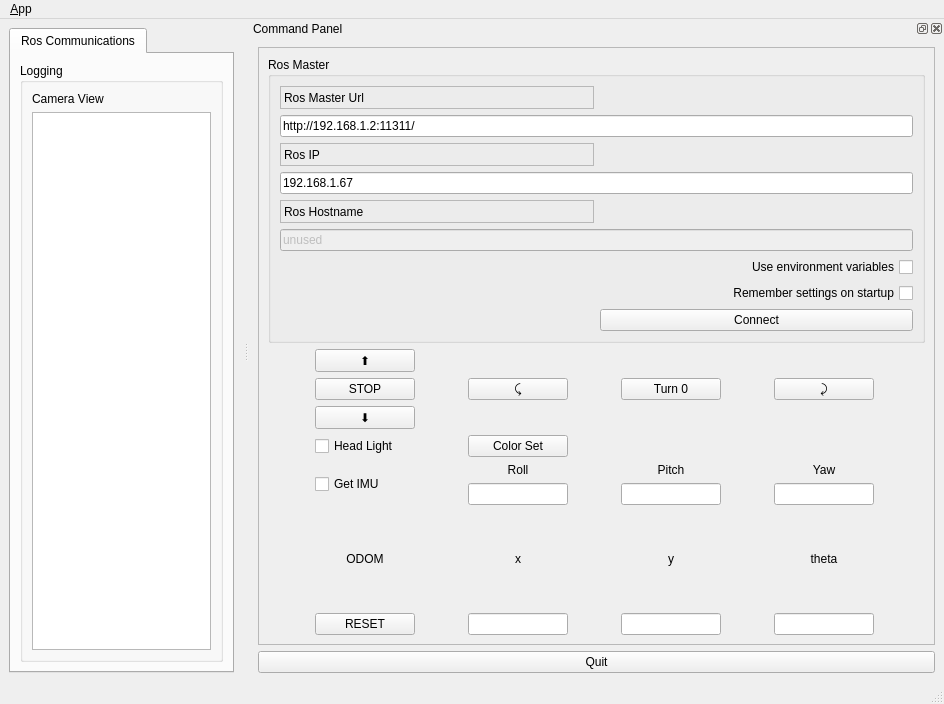
Above: ui/main_window.ui from kyuhyong/r1mini_gui_teleop before the change. Below: the same form after it.
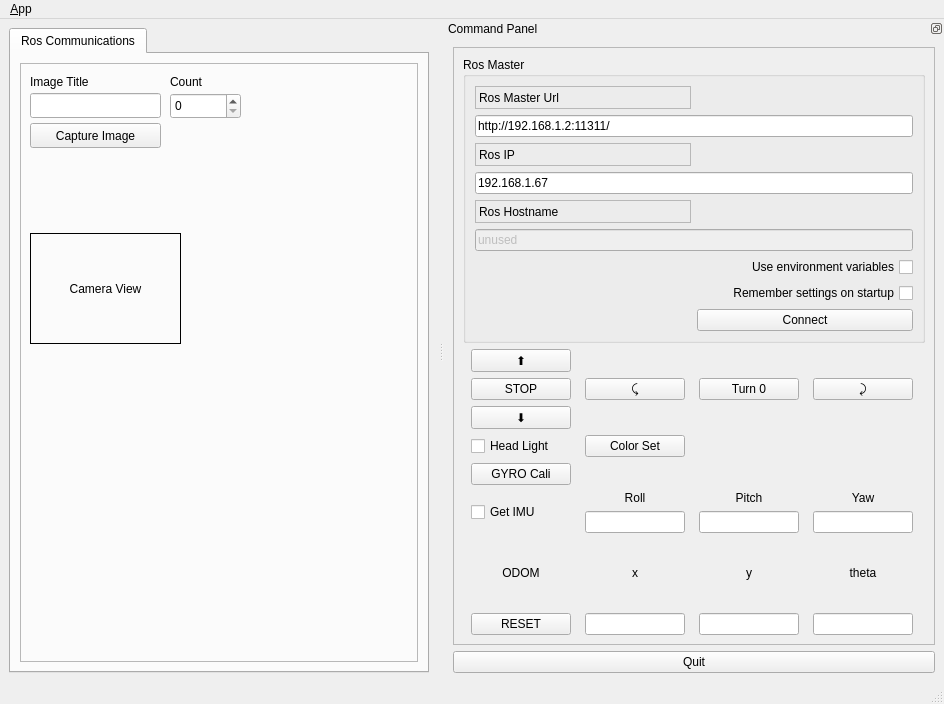
That is the form after the change. Icons and pictures are not drawn.

Commit message: Added save image and other services

Diff of the .ui file:
```diff
--- a/ui/main_window.ui
+++ b/ui/main_window.ui
@@ -42,28 +42,94 @@
        </attribute>
        <layout class="QVBoxLayout" name="verticalLayout_2">
         <item>
-         <widget class="QGroupBox" name="groupBox_12">
-          <property name="sizePolicy">
-           <sizepolicy hsizetype="MinimumExpanding" vsizetype="Preferred">
-            <horstretch>0</horstretch>
-            <verstretch>0</verstretch>
-           </sizepolicy>
+         <widget class="QFrame" name="frame_2">
+          <property name="frameShape">
+           <enum>QFrame::StyledPanel</enum>
           </property>
-          <property name="title">
-           <string>Logging</string>
+          <property name="frameShadow">
+           <enum>QFrame::Raised</enum>
           </property>
-          <layout class="QGridLayout" name="gridLayout_3">
-           <item row="1" column="0">
-            <widget class="QListView" name="view_logging"/>
-           </item>
-           <item row="0" column="0">
-            <widget class="QLabel" name="label_camera">
-             <property name="text">
-              <string>Camera View</string>
-             </property>
-            </widget>
-           </item>
-          </layout>
+          <widget class="QPushButton" name="buttonCaptureImage">
+           <property name="geometry">
+            <rect>
+             <x>10</x>
+             <y>60</y>
+             <width>131</width>
+             <height>25</height>
+            </rect>
+           </property>
+           <property name="text">
+            <string>Capture Image</string>
+           </property>
+          </widget>
+          <widget class="QLabel" name="logging_cam">
+           <property name="geometry">
+            <rect>
+             <x>10</x>
+             <y>170</y>
+             <width>151</width>
+             <height>111</height>
+            </rect>
+           </property>
+           <property name="frameShape">
+            <enum>QFrame::Box</enum>
+           </property>
+           <property name="text">
+            <string>Camera View</string>
+           </property>
+           <property name="alignment">
+            <set>Qt::AlignCenter</set>
+           </property>
+          </widget>
+          <widget class="QLineEdit" name="textboxCaptureTitle">
+           <property name="geometry">
+            <rect>
+             <x>10</x>
+             <y>30</y>
+             <width>131</width>
+             <height>25</height>
+            </rect>
+           </property>
+          </widget>
+          <widget class="QLabel" name="label_11">
+           <property name="geometry">
+            <rect>
+             <x>10</x>
+             <y>10</y>
+             <width>91</width>
+             <height>17</height>
+            </rect>
+           </property>
+           <property name="text">
+            <string>Image Title</string>
+           </property>
+          </widget>
+          <widget class="QSpinBox" name="spinBoxImageCountNum">
+           <property name="geometry">
+            <rect>
+             <x>150</x>
+             <y>30</y>
+             <width>71</width>
+             <height>26</height>
+            </rect>
+           </property>
+           <property name="maximum">
+            <number>9999</number>
+           </property>
+          </widget>
+          <widget class="QLabel" name="label_12">
+           <property name="geometry">
+            <rect>
+             <x>150</x>
+             <y>10</y>
+             <width>67</width>
+             <height>17</height>
+            </rect>
+           </property>
+           <property name="text">
+            <string>Count</string>
+           </property>
+          </widget>
          </widget>
         </item>
        </layout>
@@ -104,10 +170,16 @@
    </property>
    <property name="minimumSize">
     <size>
-     <width>695</width>
-     <height>624</height>
+     <width>500</width>
+     <height>655</height>
     </size>
    </property>
+   <property name="floating">
+    <bool>false</bool>
+   </property>
+   <property name="features">
+    <set>QDockWidget::DockWidgetFloatable|QDockWidget::DockWidgetMovable</set>
+   </property>
    <property name="allowedAreas">
     <set>Qt::RightDockWidgetArea</set>
    </property>
@@ -276,13 +348,6 @@
             </property>
            </widget>
           </item>
-          <item row="2" column="0">
-           <widget class="QPushButton" name="button_move_rev">
-            <property name="text">
-             <string>⬇</string>
-            </property>
-           </widget>
-          </item>
           <item row="1" column="0">
            <widget class="QPushButton" name="button_move_stop">
             <property name="text">
@@ -290,20 +355,7 @@
             </property>
            </widget>
           </item>
-          <item row="1" column="4">
-           <widget class="QPushButton" name="button_move_right">
-            <property name="maximumSize">
-             <size>
-              <width>100</width>
-              <height>16777215</height>
-             </size>
-            </property>
-            <property name="text">
-             <string>⤸</string>
-            </property>
-           </widget>
-          </item>
-          <item row="5" column="2">
+          <item row="6" column="2">
            <layout class="QVBoxLayout" name="verticalLayout_4">
             <item>
              <widget class="QLabel" name="label_4">
@@ -336,40 +388,7 @@
             </item>
            </layout>
           </item>
-          <item row="5" column="3">
-           <layout class="QVBoxLayout" name="verticalLayout_5">
-            <item>
-             <widget class="QLabel" name="label_5">
-              <property name="maximumSize">
-               <size>
-                <width>100</width>
-                <height>16777215</height>
-               </size>
-              </property>
-              <property name="text">
-               <string>Pitch</string>
-              </property>
-              <property name="alignment">
-               <set>Qt::AlignCenter</set>
-              </property>
-             </widget>
-            </item>
-            <item>
-             <widget class="QLineEdit" name="textbox_pose_y">
-              <property name="enabled">
-               <bool>true</bool>
-              </property>
-              <property name="maximumSize">
-               <size>
-                <width>100</width>
-                <height>16777215</height>
-               </size>
-              </property>
-             </widget>
-            </item>
-           </layout>
-          </item>
-          <item row="5" column="4">
+          <item row="6" column="4">
            <layout class="QVBoxLayout" name="verticalLayout_7">
             <item>
              <widget class="QLabel" name="label_6">
@@ -402,10 +421,10 @@
             </item>
            </layout>
           </item>
-          <item row="6" column="3">
-           <layout class="QVBoxLayout" name="verticalLayout_9">
+          <item row="9" column="2">
+           <layout class="QVBoxLayout" name="verticalLayout_8">
             <item>
-             <widget class="QLabel" name="label_9">
+             <widget class="QLabel" name="label_8">
               <property name="maximumSize">
                <size>
                 <width>100</width>
@@ -413,7 +432,7 @@
                </size>
               </property>
               <property name="text">
-               <string>y</string>
+               <string>x</string>
               </property>
               <property name="alignment">
                <set>Qt::AlignCenter</set>
@@ -421,7 +440,7 @@
              </widget>
             </item>
             <item>
-             <widget class="QLineEdit" name="textbox_odo_y">
+             <widget class="QLineEdit" name="textbox_odo_x">
               <property name="maximumSize">
                <size>
                 <width>100</width>
@@ -432,26 +451,6 @@
             </item>
            </layout>
           </item>
-          <item row="5" column="0">
-           <widget class="QCheckBox" name="checkGetIMU">
-            <property name="text">
-             <string>Get IMU</string>
-            </property>
-           </widget>
-          </item>
-          <item row="0" column="0">
-           <widget class="QPushButton" name="button_move_fwd">
-            <property name="maximumSize">
-             <size>
-              <width>100</width>
-              <height>16777215</height>
-             </size>
-            </property>
-            <property name="text">
-             <string>⬆</string>
-            </property>
-           </widget>
-          </item>
           <item row="3" column="0">
            <widget class="QCheckBox" name="checkBoxHeadlightOnOff">
             <property name="text">
@@ -459,6 +458,50 @@
             </property>
            </widget>
           </item>
+          <item row="6" column="0">
+           <widget class="QCheckBox" name="checkGetIMU">
+            <property name="text">
+             <string>Get IMU</string>
+            </property>
+           </widget>
+          </item>
+          <item row="9" column="4">
+           <layout class="QVBoxLayout" name="verticalLayout_10">
+            <item>
+             <widget class="QLabel" name="label_10">
+              <property name="maximumSize">
+               <size>
+                <width>100</width>
+                <height>16777215</height>
+               </size>
+              </property>
+              <property name="text">
+               <string>theta</string>
+              </property>
+              <property name="alignment">
+               <set>Qt::AlignCenter</set>
+              </property>
+             </widget>
+            </item>
+            <item>
+             <widget class="QLineEdit" name="textbox_odo_theta">
+              <property name="maximumSize">
+               <size>
+                <width>100</width>
+                <height>16777215</height>
+               </size>
+              </property>
+             </widget>
+            </item>
+           </layout>
+          </item>
+          <item row="2" column="0">
+           <widget class="QPushButton" name="button_move_rev">
+            <property name="text">
+             <string>⬇</string>
+            </property>
+           </widget>
+          </item>
           <item row="1" column="2">
            <widget class="QPushButton" name="button_move_left">
             <property name="maximumSize">
@@ -472,6 +515,19 @@
             </property>
            </widget>
           </item>
+          <item row="1" column="4">
+           <widget class="QPushButton" name="button_move_right">
+            <property name="maximumSize">
+             <size>
+              <width>100</width>
+              <height>16777215</height>
+             </size>
+            </property>
+            <property name="text">
+             <string>⤸</string>
+            </property>
+           </widget>
+          </item>
           <item row="3" column="2">
            <widget class="QPushButton" name="buttonSetColor">
             <property name="maximumSize">
@@ -485,10 +541,10 @@
             </property>
            </widget>
           </item>
-          <item row="6" column="2">
-           <layout class="QVBoxLayout" name="verticalLayout_8">
+          <item row="6" column="3">
+           <layout class="QVBoxLayout" name="verticalLayout_5">
             <item>
-             <widget class="QLabel" name="label_8">
+             <widget class="QLabel" name="label_5">
               <property name="maximumSize">
                <size>
                 <width>100</width>
@@ -496,7 +552,7 @@
                </size>
               </property>
               <property name="text">
-               <string>x</string>
+               <string>Pitch</string>
               </property>
               <property name="alignment">
                <set>Qt::AlignCenter</set>
@@ -504,7 +560,10 @@
              </widget>
             </item>
             <item>
-             <widget class="QLineEdit" name="textbox_odo_x">
+             <widget class="QLineEdit" name="textbox_pose_y">
+              <property name="enabled">
+               <bool>true</bool>
+              </property>
               <property name="maximumSize">
                <size>
                 <width>100</width>
@@ -515,10 +574,10 @@
             </item>
            </layout>
           </item>
-          <item row="6" column="4">
-           <layout class="QVBoxLayout" name="verticalLayout_10">
+          <item row="9" column="3">
+           <layout class="QVBoxLayout" name="verticalLayout_9">
             <item>
-             <widget class="QLabel" name="label_10">
+             <widget class="QLabel" name="label_9">
               <property name="maximumSize">
                <size>
                 <width>100</width>
@@ -526,7 +585,7 @@
                </size>
               </property>
               <property name="text">
-               <string>theta</string>
+               <string>y</string>
               </property>
               <property name="alignment">
                <set>Qt::AlignCenter</set>
@@ -534,7 +593,7 @@
              </widget>
             </item>
             <item>
-             <widget class="QLineEdit" name="textbox_odo_theta">
+             <widget class="QLineEdit" name="textbox_odo_y">
               <property name="maximumSize">
                <size>
                 <width>100</width>
@@ -545,7 +604,20 @@
             </item>
            </layout>
           </item>
-          <item row="6" column="0">
+          <item row="0" column="0">
+           <widget class="QPushButton" name="button_move_fwd">
+            <property name="maximumSize">
+             <size>
+              <width>100</width>
+              <height>16777215</height>
+             </size>
+            </property>
+            <property name="text">
+             <string>⬆</string>
+            </property>
+           </widget>
+          </item>
+          <item row="9" column="0">
            <layout class="QVBoxLayout" name="verticalLayout_11">
             <item>
              <widget class="QLabel" name="label_7">
@@ -566,6 +638,13 @@
             </item>
            </layout>
           </item>
+          <item row="4" column="0">
+           <widget class="QPushButton" name="buttonCalibrateGyro">
+            <property name="text">
+             <string>GYRO Cali</string>
+            </property>
+           </widget>
+          </item>
          </layout>
         </item>
        </layout>
```
The commit also changes 7 other files.
